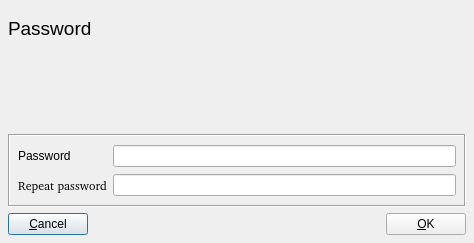
Old version of the form ui/PassWrite.ui in the repository chris2511/xca.
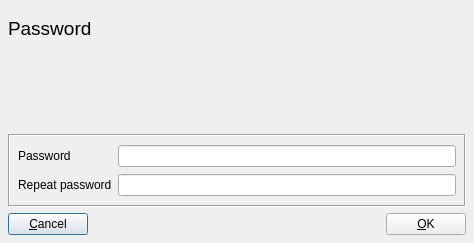
New version of the form.

Commit message: use QFile for database instead of native functions Fix fonts

Diff of the .ui file:
```diff
--- a/ui/PassWrite.ui
+++ b/ui/PassWrite.ui
@@ -121,17 +121,6 @@
           <height>32767</height>
          </size>
         </property>
-        <property name="font" >
-         <font>
-          <family></family>
-          <pointsize>9</pointsize>
-          <weight>50</weight>
-          <italic>false</italic>
-          <bold>false</bold>
-          <underline>false</underline>
-          <strikeout>false</strikeout>
-         </font>
-        </property>
         <property name="text" >
          <string>Repeat password</string>
         </property>
```
Left out of the diff: 4 changed lines with no effect on the pictures. The commit also changes 5 other files.
